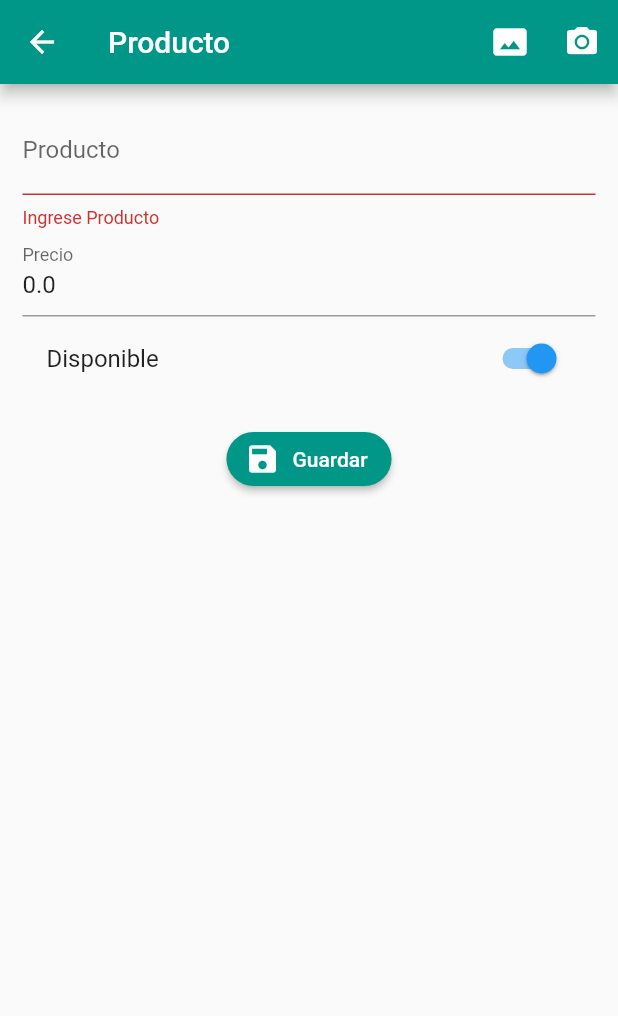
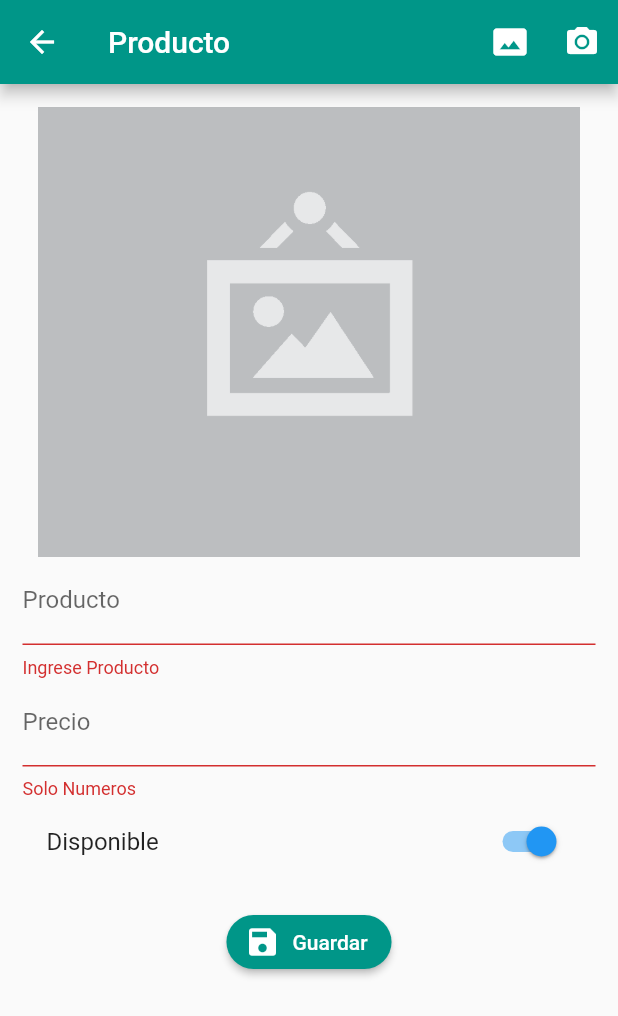
Before and after one commit to JmGuevaraM/Implementacion-de-patron-Bloc, a Flutter app: the ProductoPage screen opened by its route, after a tap on "Guardar", after a tap on the "photo size select actual" icon, on a phone screen of 412 x 824 dp. Shown: the top 1016 px of the screen. Run offline on Flutter 3.47's test engine with Material 2 defaults, Android fonts, the phone set to English and light mode, and no system bars; our stand-ins replace image_picker, rxdart; missing offline and left inert: mime_type; network calls fail.

Commit message:
Respaldo 250820

```diff
--- a/lib/src/models/producto_model.dart
+++ b/lib/src/models/producto_model.dart
@@ -8,7 +8,7 @@ class ProductoModel {
     ProductoModel({
         this.id,
         this.titulo     ='',
-        this.valor      = 0.0,
+        this.valor      = 0,
         this.disponible = true,
         this.fotoUrl,
     });
--- a/lib/src/pages/producto_page.dart
+++ b/lib/src/pages/producto_page.dart
@@ -1,7 +1,10 @@
+import 'dart:io';
+
 import 'package:flutter/material.dart';
 import 'package:formvalidation/src/models/producto_model.dart';
 import 'package:formvalidation/src/providers/productos_provider.dart';
 import 'package:formvalidation/src/utils/utils.dart' as utils;
+import 'package:image_picker/image_picker.dart';
 
 class ProductoPage extends StatefulWidget {
 
@@ -11,9 +14,12 @@ class ProductoPage extends StatefulWidget {
 
 class _ProductoPageState extends State<ProductoPage> {
   final formKey = GlobalKey<FormState>();
+  final scaffoldKey = GlobalKey<ScaffoldState>();
   final productoProvider= new ProductosProvider();
 
   ProductoModel producto = new ProductoModel();
+  bool _guardado = false;
+  File foto ;
 
   @override
   Widget build(BuildContext context) {
@@ -25,16 +31,17 @@ class _ProductoPageState extends State<ProductoPage> {
     }
 
     return Scaffold(
+      key: scaffoldKey,
       appBar: AppBar(
         title: Text('Producto'),
         actions: <Widget>[
           IconButton(
             icon: Icon(Icons.photo_size_select_actual),
-            onPressed: (){}
+            onPressed: _seleccionarFoto
           ),
           IconButton(
             icon: Icon(Icons.camera_alt),
-            onPressed: (){}
+            onPressed: _tomarFoto
           ),
         ],
       ),
@@ -45,6 +52,7 @@ class _ProductoPageState extends State<ProductoPage> {
             key: formKey,
             child: Column(
               children: <Widget>[
+                _mostrarFoto(),
                 _crearNombreProduct(),
                 _crearPrecioProduct(),
                 _crearDisponible(),
@@ -72,7 +80,7 @@ class _ProductoPageState extends State<ProductoPage> {
 
   Widget _crearPrecioProduct(){
     return TextFormField(
-      initialValue: producto.valor.toString(),
+      /* initialValue: producto.valor.toString(), */
       keyboardType: TextInputType.numberWithOptions(decimal: true),
       decoration: InputDecoration(
         labelText: 'Precio'
@@ -101,30 +109,89 @@ class _ProductoPageState extends State<ProductoPage> {
       shape: StadiumBorder(),
       icon: Icon(Icons.save),
       color: Theme.of(context).primaryColor,
-      onPressed: _submit,
+      onPressed: _guardado?null:_submit,
     );
   }
 
-  void _submit(){
+  void _submit() async{
     if(formKey.currentState.validate() == true){
       print('ok');
 
       formKey.currentState.save(); //a traves de la llave formKey dispara los onSaved de todos los TextFormField que esten dentro de ese formulario
+      setState(() { _guardado = true;});
 
-      print(producto.titulo);
-      print(producto.disponible);
-      print(producto.valor.toString());
+      if ( foto != null ) {
+        producto.fotoUrl = await productoProvider.subirImagen(foto);
+      }
 
       if (producto.id == null) {
         productoProvider.guardarProducto(producto);
       } else {
         productoProvider.editarProducto(producto);
       }
+      setState(() { _guardado = false;});
+      mostrarSnackbar('Registro Guardado');
+      Navigator.pushNamed(context, 'home');
+    }
+  }
 
-    }else{
-      print('Not ok');
 
+  void mostrarSnackbar(String mensaje){
+    final snackbar = SnackBar(
+      content: Text(mensaje),
+      duration: Duration(seconds: 10),
+    );
+    scaffoldKey.currentState.showSnackBar(snackbar);
+  }
+
+  Widget _mostrarFoto() {
+
+    if (producto.fotoUrl != null) {
+
+      return FadeInImage(
+        image: NetworkImage( producto.fotoUrl ),
+        placeholder: AssetImage('assets/jar-loading.gif'),
+        height: 300.0,
+        fit: BoxFit.contain,
+      );
+
+    } else {
+
+      return Image(
+
+        image: AssetImage( foto?.path ?? 'assets/no-image.png'),
+        height: 300.0,
+        fit: BoxFit.cover,
+
+      );
+    }
+  }
+
+  _seleccionarFoto() async {
+
+    _procesarImagen( ImageSource.gallery );
+
+  }
+
+  _tomarFoto(){
+    _procesarImagen( ImageSource.camera );
+  }
+
+  _procesarImagen(ImageSource origin) async {
+    final _picker = ImagePicker();
+
+    final pickedFile = await _picker.getImage(
+      source: ImageSource.gallery,
+    );
+
+    foto = File(pickedFile.path);
+
+    if (foto != null) {
+      producto.fotoUrl = null;
     }
 
+    setState(() {});
   }
+
+  //Fin
 }
--- a/lib/src/utils/utils.dart
+++ b/lib/src/utils/utils.dart
@@ -1,5 +1,5 @@
 bool isNumeric(String s){
-  if(s.isEmpty) return false;
+  if(s.isEmpty && s == '0') return false;
   final n = num.tryParse(s);
   return (n==null)?false:true;
 }
--- a/pubspec.yaml
+++ b/pubspec.yaml
@@ -31,6 +31,8 @@ dependencies:
   rxdart: ^0.22.0
   http:
   firebase_database: ^3.1.6
+  image_picker: ^0.6.7+4
+  mime_type:
 
 dev_dependencies:
   flutter_test:
@@ -48,7 +50,8 @@ flutter:
   uses-material-design: true
 
   # To add assets to your application, add an assets section, like this:
-  # assets:
+  assets:
+    - assets/
   #   - images/a_dot_burr.jpeg
   #   - images/a_dot_ham.jpeg
 
```
Also changed, not shown: lib/src/pages/home_page.dart (+41 -3 lines), lib/src/providers/productos_provider.dart (+43 -0 lines), assets/jar-loading.gif (added), assets/no-image.png (added), pubspec.lock, 1 other file.
